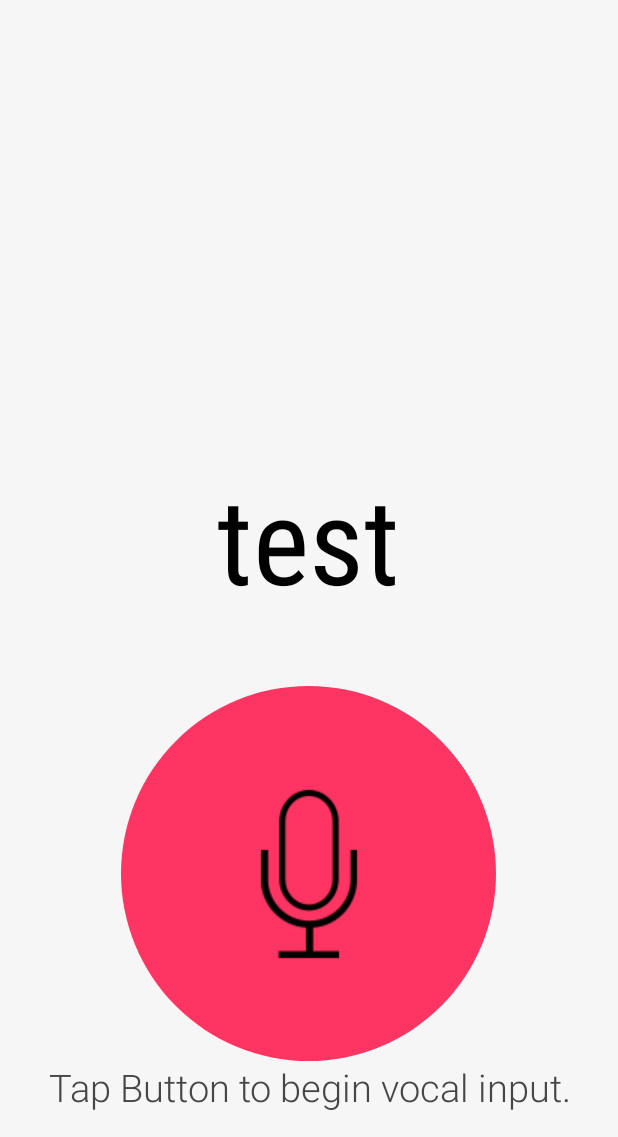
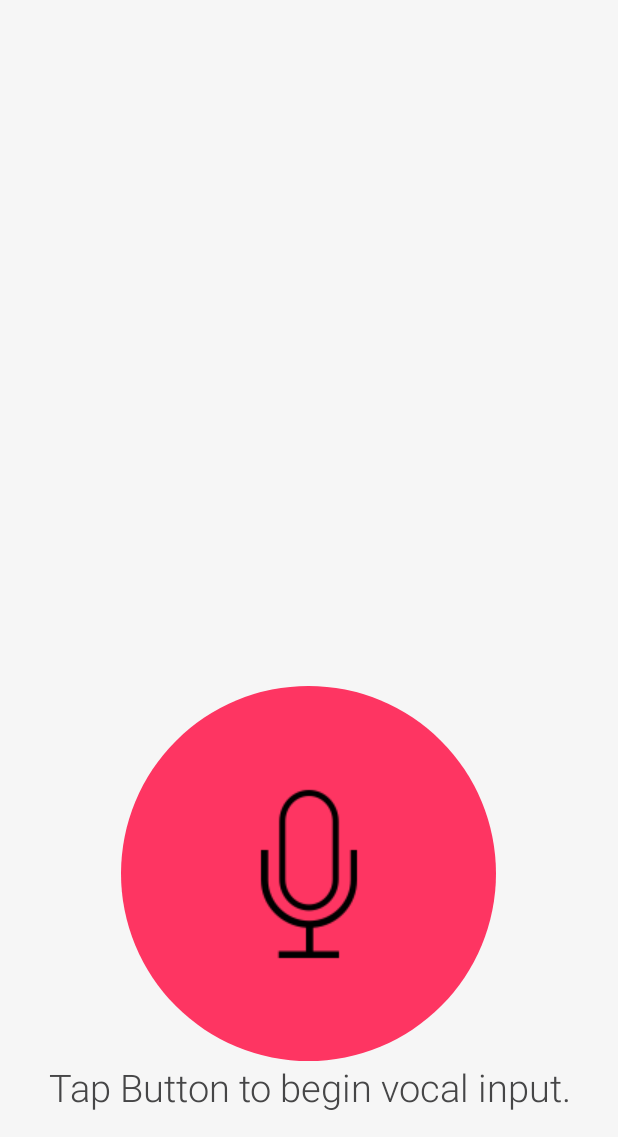
Before and after one commit to FelixWaweru/M-Kono, an Android app: the MainActivity screen opened directly, with no data from a screen before it, on a phone screen of 412 x 824 dp, the part 99-1236 px from its top. Run offline under Robolectric (Android 15) with nearby library versions, the phone set to English and light mode, and no system bars; libraries missing offline, so code that uses them is left out: com.felhr.usbserial.

Commit message:
Updates on functionality and UI

```diff
--- a/app/src/main/res/layout/activity_main.xml
+++ b/app/src/main/res/layout/activity_main.xml
@@ -17,7 +17,7 @@
         android:layout_alignBottom="@+id/help"
         android:layout_centerHorizontal="true" />
     <TextView
-        android:text="test"
+        android:text=""
         android:layout_width="wrap_content"
         android:layout_height="wrap_content"
         android:textSize="80dp"
```
